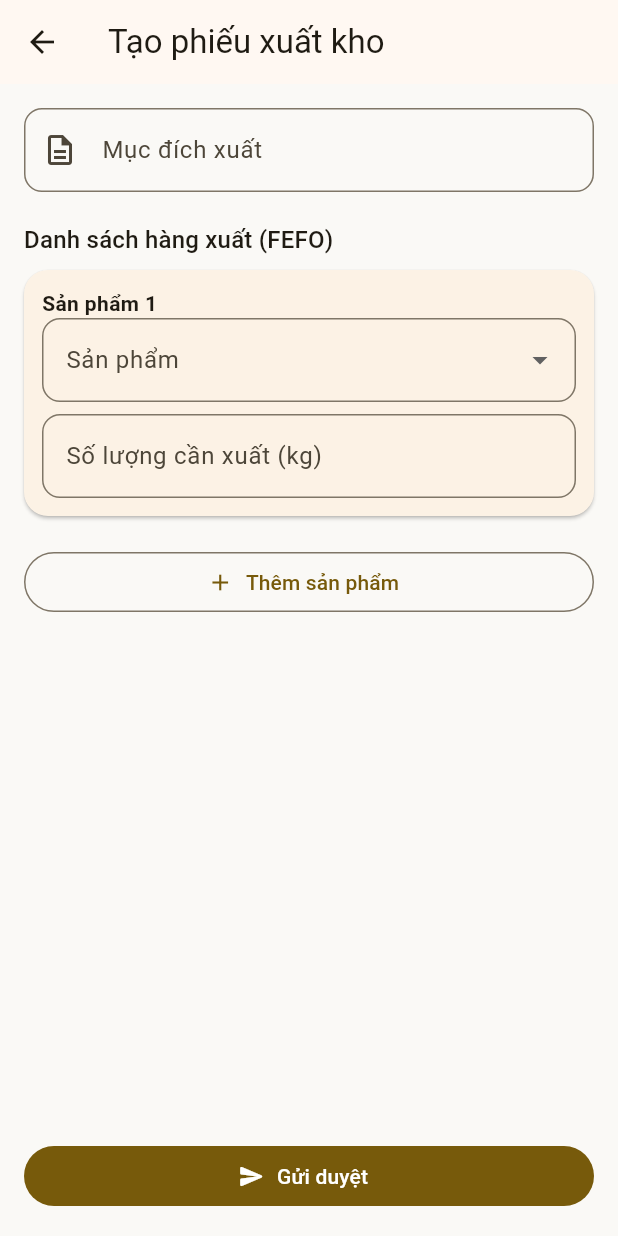
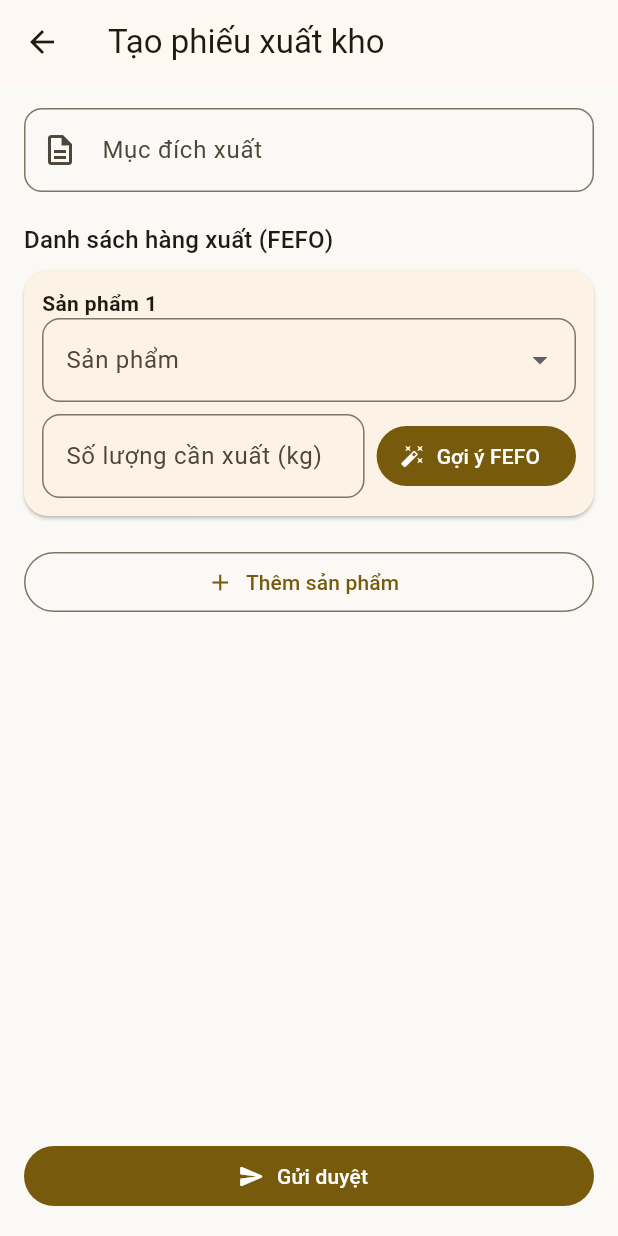
Before and after one commit to kimky-hd/WM_Software, a Flutter app: the OutboundNoteFormScreen screen opened directly, on a phone screen of 412 x 824 dp. Run offline on Flutter 3.47's test engine with Material 3 defaults, Android fonts, the phone set to English and light mode, and no system bars; our stand-ins replace shared_preferences; accounts and stored records are empty.

Commit message:
Fix outbound form: add FEFO suggestion button so allocations are populated before submit
Co-Authored-By: Claude Sonnet 4.6 <noreply@anthropic.com>

```diff
--- a/lib/screens/staff/outbound_note_form_screen.dart
+++ b/lib/screens/staff/outbound_note_form_screen.dart
@@ -263,7 +263,14 @@ class _OutboundLineCardState extends State<_OutboundLineCard> {
                     controller: line.requestedQtyController,
                     decoration: const InputDecoration(labelText: 'Số lượng cần xuất (kg)'),
                     keyboardType: const TextInputType.numberWithOptions(decimal: true),
+                    onEditingComplete: _generateFefoSuggestion,
                   ),
+                ),
+                const SizedBox(width: 8),
+                FilledButton.icon(
+                  onPressed: _generateFefoSuggestion,
+                  icon: const Icon(Icons.auto_fix_high, size: 16),
+                  label: const Text('Gợi ý FEFO'),
                 ),
               ],
             ),
```
